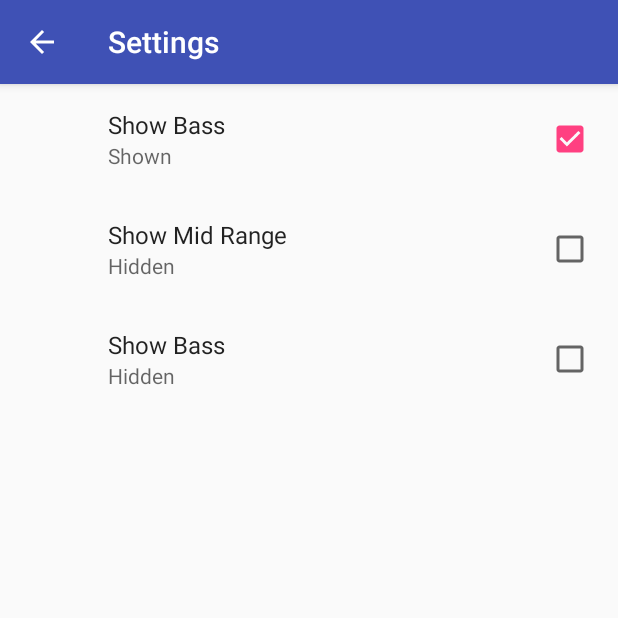
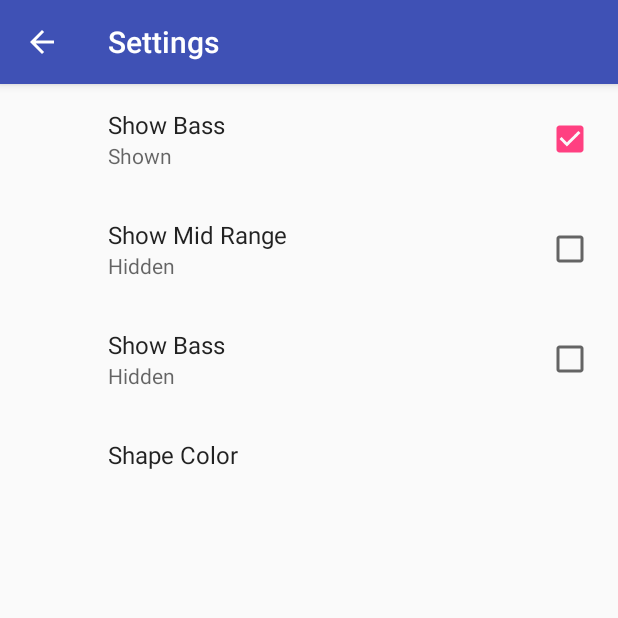
Before and after one commit to rungene/T06.03-Exercise-ReadingFromSharedPreferences, an Android app: the screen it shows after launch (SettingsActivity), in the options menu, after a tap on "Settings", on a phone screen of 412 x 824 dp, the top half of it. Run offline under Robolectric (Android 15) with nearby library versions, the phone set to English and light mode, and no system bars; our stand-ins replace androidx.preference; 1 statement that could not run was skipped.

Commit message:
Adding list preferences

```diff
--- a/app/src/main/java/android/example/com/visualizerpreferences/VisualizerActivity.java
+++ b/app/src/main/java/android/example/com/visualizerpreferences/VisualizerActivity.java
@@ -69,9 +69,19 @@
                 getResources().getBoolean(R.bool.pref_show_treble_default)
                 ));
         mVisualizerView.setMinSizeScale(1);
-        mVisualizerView.setColor(getString(R.string.pref_color_red_value));
+        //mVisualizerView.setColor(getString(R.string.pref_color_red_value));
+        loadColorFromPreferences(sharedPreferences);
 
+
+//Register the listener
         sharedPreferences.registerOnSharedPreferenceChangeListener(this);
+    }
+
+    private void loadColorFromPreferences(SharedPreferences sharedPreferences){
+        mVisualizerView.setColor(sharedPreferences.getString(getString(R.string.pref_color_key)
+        ,getString(R.string.pref_color_red_value)
+        ));
+
     }
 
     /**
@@ -174,6 +184,10 @@
         }else if (key.equals(getString(R.string.pref_show_treble_key))){
             mVisualizerView.setShowMid(sharedPreferences.getBoolean(key,getResources().getBoolean(R.bool.pref_show_treble_default)));
 
+        }else if (key.equals(getString(R.string.pref_color_key))){
+          //  mVisualizerView.setShowMid(sharedPreferences.getBoolean(key,getResources().getBoolean(R.bool.pref_show_treble_default)));
+
+            loadColorFromPreferences(sharedPreferences);
         }
 
     }
--- /dev/null
+++ b/app/src/main/res/values/arrays.xml
@@ -0,0 +1,16 @@
+<?xml version="1.0" encoding="utf-8"?>
+<resources>
+<array name="pref_color_options_labels">
+    <item>@string/pref_color_label_red</item>
+    <item>@string/pref_color_label_blue</item>
+    <item>@string/pref_color_label_green</item>
+
+</array>
+
+    <array name="pref_color_options_values">
+        <item>@string/pref_color_red_value</item>
+        <item>@string/pref_color_blue_value</item>
+        <item>@string/pref_color_green_value</item>
+    </array>
+
+</resources>
--- a/app/src/main/res/values/strings.xml
+++ b/app/src/main/res/values/strings.xml
@@ -23,7 +23,6 @@
     <!-- Key name for storing treble in SharedPreferences -->
     <string name="pref_show_bass_key" translatable="false">show_bass</string>
 
-
     <!-- Label for the show bass checkbox preference-->
     <string name="pref_show_bass_label"  >Show Bass</string>
 
@@ -35,6 +34,23 @@
     <string name="pref_show_true">Shown</string>
     <string name="pref_show_false">Hidden</string>
 
+
+
+    <!-- Label for the color preference-->
+    <string name="pref_color_label">Shape Color</string>
+    <!-- Label red color preferences-->
+    <string name="pref_color_label_red">Red</string>
+    <!-- Label blue color preferences-->
+    <string name="pref_color_label_blue">Blue</string>
+    <!-- Label green color preferences-->
+    <string name="pref_color_label_green">Green</string>
+
+    <!-- Key name color preference in SharedPreferences-->
+    <string name="pref_color_key" translatable="false">color</string>
+
+    <!-- Value in SharedPreferences for red color option-->
+ <!-- //  <string name="pref_color_red_value" translatable="false">red</string>-->
+
     <!-- Value in SharedPreferences for red color option -->
     <string name="pref_color_red_value" translatable="false">red</string>
 
--- a/app/src/main/res/xml/pref_visualizer.xml
+++ b/app/src/main/res/xml/pref_visualizer.xml
@@ -21,4 +21,12 @@
         android:summaryOn="@string/pref_show_true"
         android:title="@string/pref_show_treble_label" />
 
+    <ListPreference
+        android:defaultValue="@string/pref_color_red_value"
+        android:entries="@array/pref_color_options_labels"
+        android:entryValues="@array/pref_color_options_values"
+        android:key="@string/pref_color_key"
+        android:title="@string/pref_color_label"
+        />
+
 </PreferenceScreen>
```
